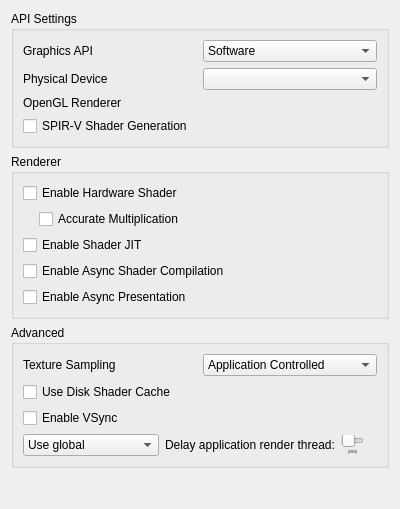
Qt form src/citra_qt/configuration/configure_graphics.ui (azahar-emu/azahar) before a commit.
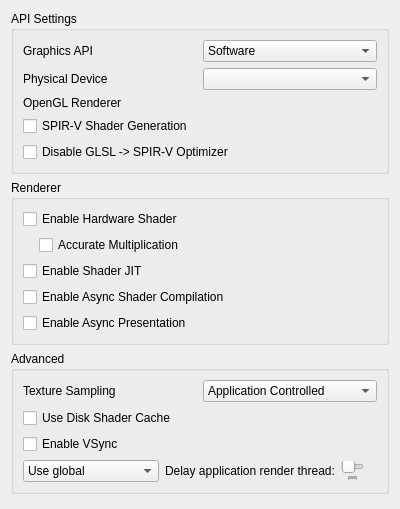
The same form after that commit.

Commit message: Add toggle to disable SPIRV optimization pass

```diff
--- a/src/citra_qt/configuration/configure_graphics.ui
+++ b/src/citra_qt/configuration/configure_graphics.ui
@@ -136,6 +136,16 @@
         </property>
        </widget>
       </item>
+      <item>
+       <widget class="QCheckBox" name="disable_spirv_optimizations">
+        <property name="text">
+         <string>Disable GLSL -> SPIR-V Optimizer</string>
+        </property>
+        <property name="toolTip">
+         <string>&lt;html&gt;&lt;head/&gt;&lt;body&gt;&lt;p&gt;Disables the SPIR-V optimization pass, reducing stuttering considerably while barely affecting performance.&lt;/p&gt;&lt;/body&gt;&lt;/html&gt;</string>
+        </property>
+       </widget>
+      </item>
      </layout>
     </widget>
    </item>
```
The commit also changes 9 other files.
